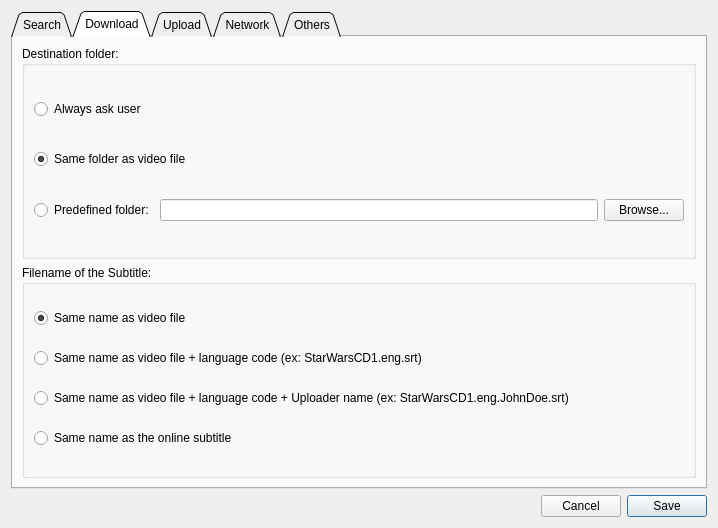
This is subdownloader/client/gui/preferences.ui in subdownloader/subdownloader as Qt 5 draws it before an edit. The edited form follows.
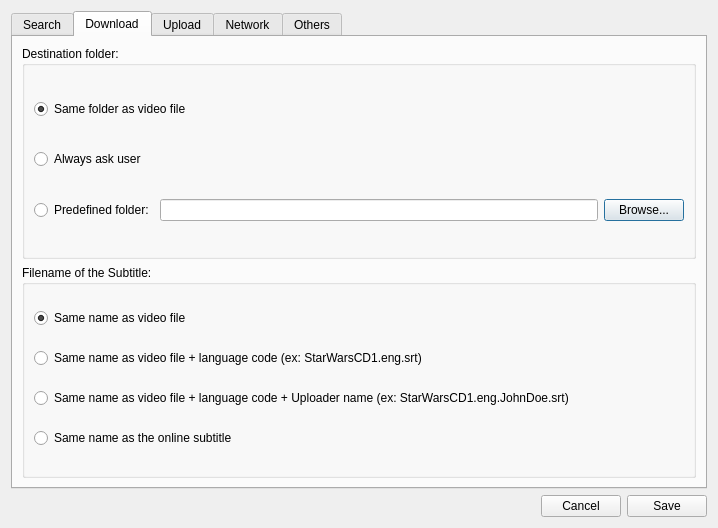
This is the edited form. The open tabs and pages were chosen to show the change.

Commit message: gui: refactored Preferences dialog (until Upload Dialog)

What changed in the file:
```diff
--- a/subdownloader/client/gui/preferences.ui
+++ b/subdownloader/client/gui/preferences.ui
@@ -22,9 +22,6 @@
      <property name="tabPosition">
       <enum>QTabWidget::North</enum>
      </property>
-     <property name="tabShape">
-      <enum>QTabWidget::Triangular</enum>
-     </property>
      <property name="currentIndex">
       <number>0</number>
      </property>
@@ -98,13 +95,6 @@
           <string>Destination folder:</string>
          </property>
          <layout class="QVBoxLayout" name="verticalLayout_B">
-          <item>
-           <widget class="QRadioButton" name="optionDlDestinationAsk">
-            <property name="text">
-             <string>Always ask user</string>
-            </property>
-           </widget>
-          </item>
           <item>
            <widget class="QRadioButton" name="optionDlDestinationSame">
             <property name="text">
@@ -115,6 +105,13 @@
             </property>
            </widget>
           </item>
+          <item>
+           <widget class="QRadioButton" name="optionDlDestinationAsk">
+            <property name="text">
+             <string>Always ask user</string>
+            </property>
+           </widget>
+          </item>
           <item>
            <layout class="QHBoxLayout" name="layoutPredefinedFolder">
             <item>
@@ -442,9 +439,6 @@
        <property name="text">
         <string>Save</string>
        </property>
-       <property name="default">
-        <bool>true</bool>
-       </property>
       </widget>
      </item>
     </layout>
```
Left out of the diff: 44 changed lines with no effect on the pictures. The commit also changes 6 other files.
